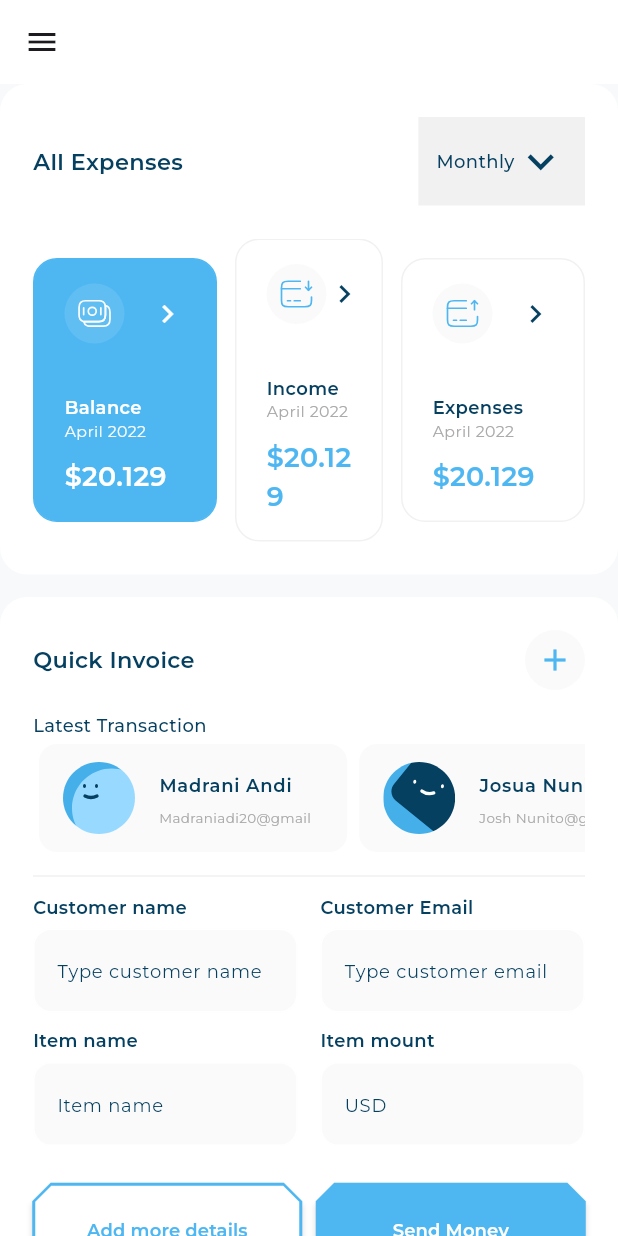
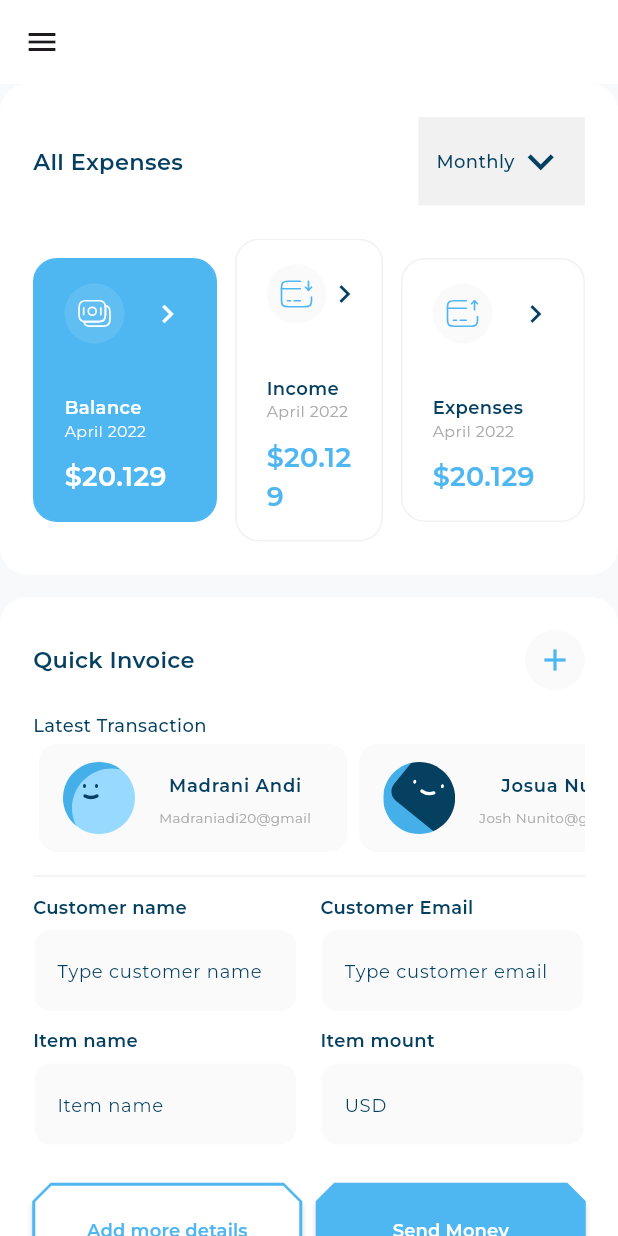
Before and after one commit to Mahmoud-Adel-Ali/responsive_dash_board, a Flutter app: the screen it shows after launch, on a phone screen of 412 x 824 dp. Run offline on Flutter 3.47's test engine with Material 3 defaults, Android fonts, the phone set to English and light mode, and no system bars; our stand-ins replace device_preview, expandable_page_view, fl_chart, flutter_svg; project files that could hold a hidden picture were left out.

```diff
--- a/lib/main.dart
+++ b/lib/main.dart
@@ -1,8 +1,13 @@
+import 'package:device_preview/device_preview.dart';
 import 'package:flutter/material.dart';
 import 'package:responsive_dash_board/views/dash_board_view.dart';
 
 void main() {
-  runApp(const ResponsiveDashBoard());
+  runApp(
+
+    DevicePreview(
+      enabled: true,
+      builder: (context) => const ResponsiveDashBoard()));
 }
 
 class ResponsiveDashBoard extends StatelessWidget {
@@ -10,8 +15,10 @@ class ResponsiveDashBoard extends StatelessWidget {
 
   @override
   Widget build(BuildContext context) {
-    return const MaterialApp(
-      home: DashBoardView(),
+    return MaterialApp(
+      locale: DevicePreview.locale(context),
+      builder: DevicePreview.appBuilder,
+      home: const DashBoardView(),
     );
   }
 }
--- a/lib/widgets/user_info_list_tile.dart
+++ b/lib/widgets/user_info_list_tile.dart
@@ -17,13 +17,19 @@ class UserInfoListTile extends StatelessWidget {
       child: Center(
         child: ListTile(
           leading: SvgPicture.asset(item.img),
-          title: Text(
-            item. title,
-            style: AppStyless.styleSemiBold16(context),
+          title: FittedBox(
+            fit: BoxFit.scaleDown,
+            child: Text(
+              item. title,
+              style: AppStyless.styleSemiBold16(context),
+            ),
           ),
-          subtitle: Text(
-            item.subtitle,
-            style: AppStyless.styleReguler12(context),
+          subtitle: FittedBox(
+            fit: BoxFit.scaleDown,
+            child: Text(
+              item.subtitle,
+              style: AppStyless.styleReguler12(context),
+            ),
           ),
         ),
       ),
--- a/pubspec.yaml
+++ b/pubspec.yaml
@@ -29,6 +29,7 @@ environment:
 # versions available, run `flutter pub outdated`.
 dependencies:
   cupertino_icons: ^1.0.6
+  device_preview: ^1.2.0
   expandable_page_view: ^1.0.17
   fl_chart: ^0.68.0
   flutter:
```
Also changed, not shown: pubspec.lock, 1 other file.
